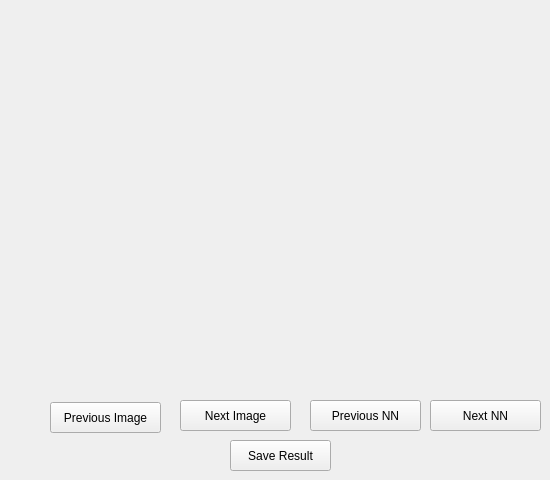
This is ImplementationPhase/View/ViewModule/ui/ClassificationResultPanel.ui in JohannesHaering/PSE as Qt 5 draws it before an edit. The edited form follows.
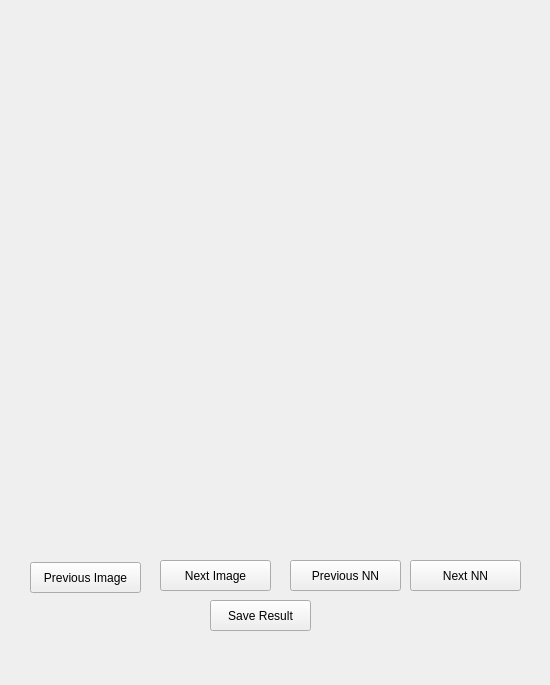
This is the edited form.

```diff
--- a/ImplementationPhase/View/ViewModule/ui/ClassificationResultPanel.ui
+++ b/ImplementationPhase/View/ViewModule/ui/ClassificationResultPanel.ui
@@ -7,7 +7,7 @@
     <x>0</x>
     <y>0</y>
     <width>550</width>
-    <height>480</height>
+    <height>685</height>
    </rect>
   </property>
   <property name="windowTitle">
@@ -42,8 +42,8 @@
   <widget class="QPushButton" name="prevImgButton">
    <property name="geometry">
     <rect>
-     <x>50</x>
-     <y>402</y>
+     <x>30</x>
+     <y>562</y>
      <width>111</width>
      <height>31</height>
     </rect>
@@ -55,8 +55,8 @@
   <widget class="QPushButton" name="nextNNButton">
    <property name="geometry">
     <rect>
-     <x>430</x>
-     <y>400</y>
+     <x>410</x>
+     <y>560</y>
      <width>111</width>
      <height>31</height>
     </rect>
@@ -68,8 +68,8 @@
   <widget class="QPushButton" name="prevNNButton">
    <property name="geometry">
     <rect>
-     <x>310</x>
-     <y>400</y>
+     <x>290</x>
+     <y>560</y>
      <width>111</width>
      <height>31</height>
     </rect>
@@ -81,8 +81,8 @@
   <widget class="QPushButton" name="nextImgButton">
    <property name="geometry">
     <rect>
-     <x>180</x>
-     <y>400</y>
+     <x>160</x>
+     <y>560</y>
      <width>111</width>
      <height>31</height>
     </rect>
@@ -94,8 +94,8 @@
   <widget class="QLabel" name="imageLabel">
    <property name="geometry">
     <rect>
-     <x>0</x>
-     <y>110</y>
+     <x>20</x>
+     <y>80</y>
      <width>250</width>
      <height>250</height>
     </rect>
@@ -120,8 +120,8 @@
   <widget class="QPushButton" name="saveResultButton">
    <property name="geometry">
     <rect>
-     <x>230</x>
-     <y>440</y>
+     <x>210</x>
+     <y>600</y>
      <width>101</width>
      <height>31</height>
     </rect>
```
